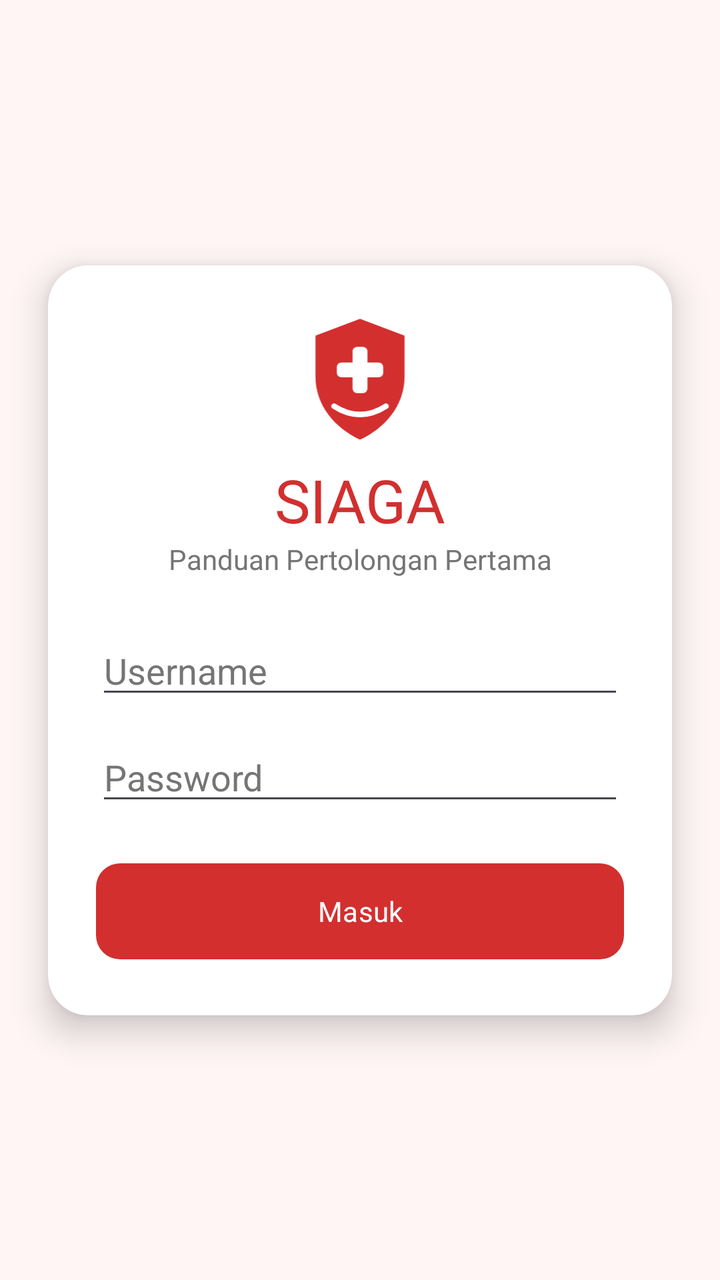
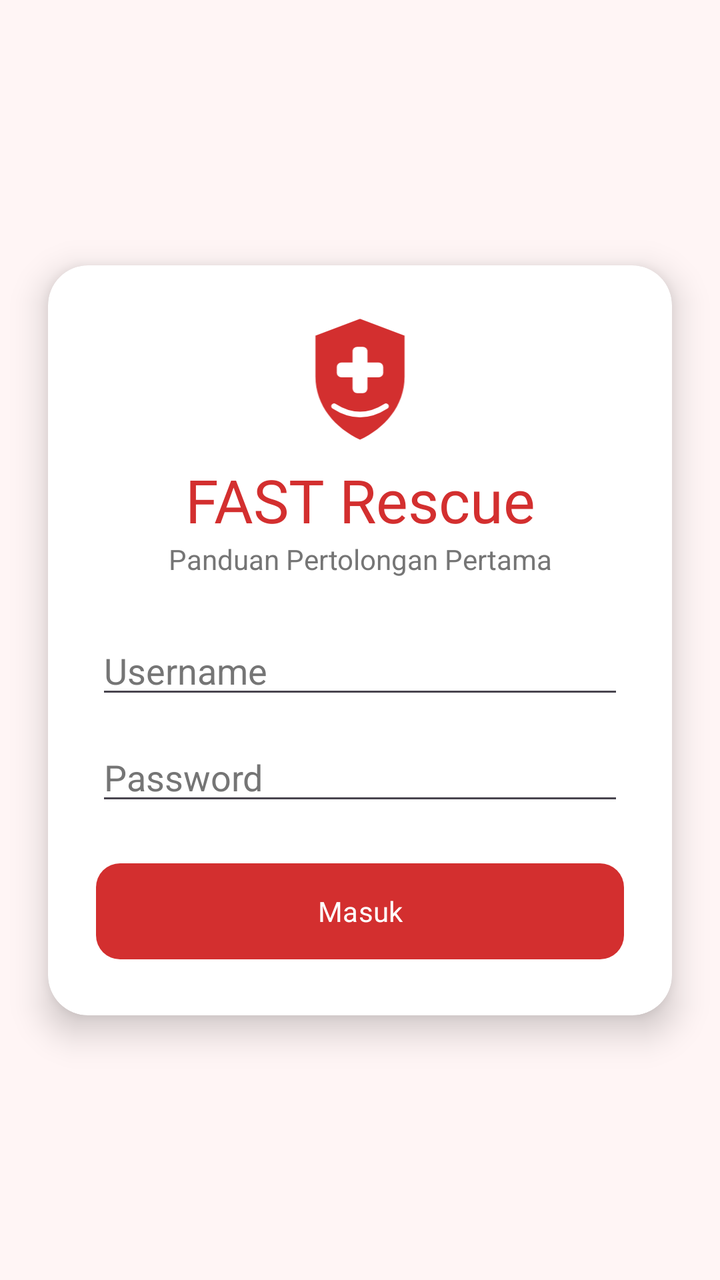

Compare the two renders of this Android layout. The source of the first and the diff that turns it into the second are given below.
<!-- AndroidManifest.xml: application theme Theme.Project_cintung -->
<!-- res/layout/activity_login.xml -->
<?xml version="1.0" encoding="utf-8"?>
<androidx.constraintlayout.widget.ConstraintLayout xmlns:android="http://schemas.android.com/apk/res/android"
    xmlns:app="http://schemas.android.com/apk/res-auto"
    xmlns:tools="http://schemas.android.com/tools"
    android:id="@+id/main"
    android:layout_width="match_parent"
    android:layout_height="match_parent"
    android:background="@color/siaga_bg"
    tools:context=".LoginActivity">

    <androidx.cardview.widget.CardView
        android:layout_width="0dp"
        android:layout_height="wrap_content"
        android:layout_margin="24dp"
        app:cardBackgroundColor="@android:color/white"
        app:cardCornerRadius="20dp"
        app:cardElevation="10dp"
        app:layout_constraintBottom_toBottomOf="parent"
        app:layout_constraintEnd_toEndOf="parent"
        app:layout_constraintStart_toStartOf="parent"
        app:layout_constraintTop_toTopOf="parent">

        <LinearLayout
            android:layout_width="match_parent"
            android:layout_height="wrap_content"
            android:orientation="vertical"
            android:padding="24dp">

            <ImageView
                android:layout_width="56dp"
                android:layout_height="65dp"
                android:layout_gravity="center"
                android:contentDescription="Logo SIAGA"
                android:src="@drawable/ic_logo_siaga_merah" />

            <TextView
                android:layout_width="match_parent"
                android:layout_height="wrap_content"
                android:layout_marginTop="8dp"
                android:fontFamily="@font/poppins_bold"
                android:gravity="center"
                android:text="SIAGA"
                android:textColor="@color/siaga_red"
                android:textSize="30sp" />

            <TextView
                android:layout_width="match_parent"
                android:layout_height="wrap_content"
                android:layout_marginBottom="24dp"
                android:gravity="center"
                android:text="Panduan Pertolongan Pertama"
                android:textColor="@color/siaga_gray"
                android:textSize="14sp" />

            <EditText
                android:id="@+id/etUsername"
                android:layout_width="match_parent"
                android:layout_height="wrap_content"
                android:hint="Username"
                android:inputType="text"
                android:textColor="@color/siaga_text"
                android:textColorHint="@color/siaga_gray" />

            <EditText
                android:id="@+id/etPassword"
                android:layout_width="match_parent"
                android:layout_height="wrap_content"
                android:layout_marginTop="12dp"
                android:hint="Password"
                android:inputType="textPassword"
                android:textColor="@color/siaga_text"
                android:textColorHint="@color/siaga_gray" />

            <com.google.android.material.button.MaterialButton
                android:id="@+id/btnLogin"
                android:layout_width="match_parent"
                android:layout_height="56dp"
                android:layout_marginTop="20dp"
                android:fontFamily="@font/poppins_semibold"
                android:text="Masuk"
                app:backgroundTint="@color/siaga_red"
                app:cornerRadius="12dp" />
        </LinearLayout>
    </androidx.cardview.widget.CardView>

</androidx.constraintlayout.widget.ConstraintLayout>
<!-- resources referenced by this layout -->
<resources>
  <color name="siaga_bg">#FFF5F5</color>
  <color name="siaga_gray">#757575</color>
  <color name="siaga_red">#D32F2F</color>
  <color name="siaga_text">#212121</color>
  <!-- drawable ic_logo_siaga_merah (drawable) -->
  <vector xmlns:android="http://schemas.android.com/apk/res/android"
      android:width="120dp"
      android:height="140dp"
      android:viewportWidth="120"
      android:viewportHeight="140">
      <path
          android:fillColor="#D32F2F"
          android:pathData="M60,6 L108,24 V68 C108,100 86,124 60,136 C34,124 12,100 12,68 V24 Z" />
      <path
          android:fillColor="#FFFFFF"
          android:pathData="M57,36 H63 A5,5 0 0 1 68,41 V81 A5,5 0 0 1 63,86 H57 A5,5 0 0 1 52,81 V41 A5,5 0 0 1 57,36 Z" />
      <path
          android:fillColor="#FFFFFF"
          android:pathData="M40,53 H80 A5,5 0 0 1 85,58 V64 A5,5 0 0 1 80,69 H40 A5,5 0 0 1 35,64 V58 A5,5 0 0 1 40,53 Z" />
      <path
          android:strokeColor="#FFFFFF"
          android:strokeWidth="6"
          android:strokeLineCap="round"
          android:pathData="M32,100 Q60,118 88,100" />
  </vector>
  <style name="Theme.Project_cintung" parent="Base.Theme.Project_cintung" />
  <style name="Base.Theme.Project_cintung" parent="Theme.Material3.DayNight.NoActionBar">
          <item name="colorPrimary">@color/siaga_red</item>
      </style>
</resources>

<!-- the commit's change to res/layout/activity_login.xml (unified diff, before → after) -->
@@ -5,7 +5,7 @@
     android:id="@+id/main"
     android:layout_width="match_parent"
     android:layout_height="match_parent"
-    android:background="@color/siaga_bg"
+    android:background="@color/fast_rescue_bg"
     tools:context=".LoginActivity">
 
     <androidx.cardview.widget.CardView
@@ -30,8 +30,8 @@
                 android:layout_width="56dp"
                 android:layout_height="65dp"
                 android:layout_gravity="center"
-                android:contentDescription="Logo SIAGA"
-                android:src="@drawable/ic_logo_siaga_merah" />
+                android:contentDescription="Logo FAST Rescue"
+                android:src="@drawable/ic_logo_fast_rescue_merah" />
 
             <TextView
                 android:layout_width="match_parent"
@@ -39,8 +39,8 @@
                 android:layout_marginTop="8dp"
                 android:fontFamily="@font/poppins_bold"
                 android:gravity="center"
-                android:text="SIAGA"
-                android:textColor="@color/siaga_red"
+                android:text="FAST Rescue"
+                android:textColor="@color/fast_rescue_red"
                 android:textSize="30sp" />
 
             <TextView
@@ -49,7 +49,7 @@
                 android:layout_marginBottom="24dp"
                 android:gravity="center"
                 android:text="Panduan Pertolongan Pertama"
-                android:textColor="@color/siaga_gray"
+                android:textColor="@color/fast_rescue_gray"
                 android:textSize="14sp" />
 
             <EditText
@@ -58,8 +58,8 @@
                 android:layout_height="wrap_content"
                 android:hint="Username"
                 android:inputType="text"
-                android:textColor="@color/siaga_text"
-                android:textColorHint="@color/siaga_gray" />
+                android:textColor="@color/fast_rescue_text"
+                android:textColorHint="@color/fast_rescue_gray" />
 
             <EditText
                 android:id="@+id/etPassword"
@@ -68,8 +68,8 @@
                 android:layout_marginTop="12dp"
                 android:hint="Password"
                 android:inputType="textPassword"
-                android:textColor="@color/siaga_text"
-                android:textColorHint="@color/siaga_gray" />
+                android:textColor="@color/fast_rescue_text"
+                android:textColorHint="@color/fast_rescue_gray" />
 
             <com.google.android.material.button.MaterialButton
                 android:id="@+id/btnLogin"
@@ -78,7 +78,7 @@
                 android:layout_marginTop="20dp"
                 android:fontFamily="@font/poppins_semibold"
                 android:text="Masuk"
-                app:backgroundTint="@color/siaga_red"
+                app:backgroundTint="@color/fast_rescue_red"
                 app:cornerRadius="12dp" />
         </LinearLayout>
     </androidx.cardview.widget.CardView>
<!-- resource entries referenced after the edit -->
@@ -1,10 +1,10 @@
 <!-- resources referenced by this layout -->
 <resources>
-  <color name="siaga_bg">#FFF5F5</color>
-  <color name="siaga_gray">#757575</color>
-  <color name="siaga_red">#D32F2F</color>
-  <color name="siaga_text">#212121</color>
-  <!-- drawable ic_logo_siaga_merah (drawable) -->
+  <color name="fast_rescue_bg">#FFF5F5</color>
+  <color name="fast_rescue_gray">#757575</color>
+  <color name="fast_rescue_red">#D32F2F</color>
+  <color name="fast_rescue_text">#212121</color>
+  <!-- drawable ic_logo_fast_rescue_merah (drawable) -->
   <vector xmlns:android="http://schemas.android.com/apk/res/android"
       android:width="120dp"
       android:height="140dp"
@@ -27,7 +27,7 @@
   </vector>
   <style name="Theme.Project_cintung" parent="Base.Theme.Project_cintung" />
   <style name="Base.Theme.Project_cintung" parent="Theme.Material3.DayNight.NoActionBar">
-          <item name="colorPrimary">@color/siaga_red</item>
+          <item name="colorPrimary">@color/fast_rescue_red</item>
       </style>
 </resources>
 
